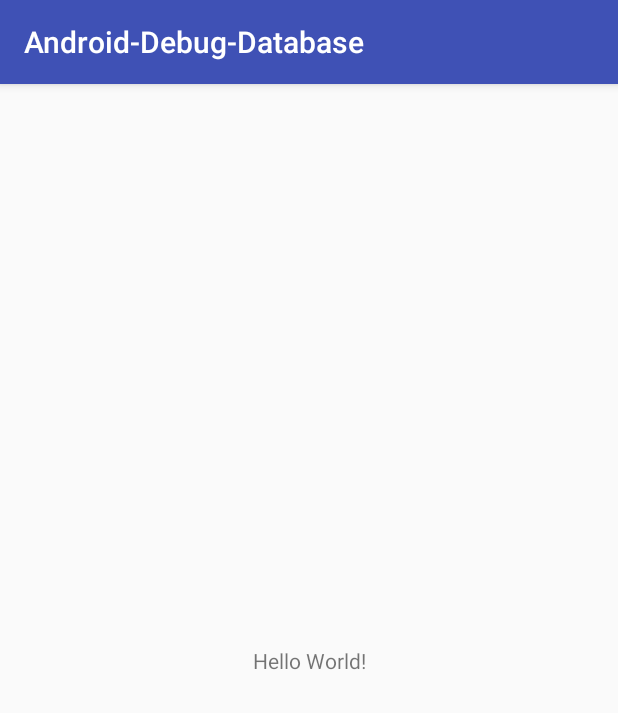
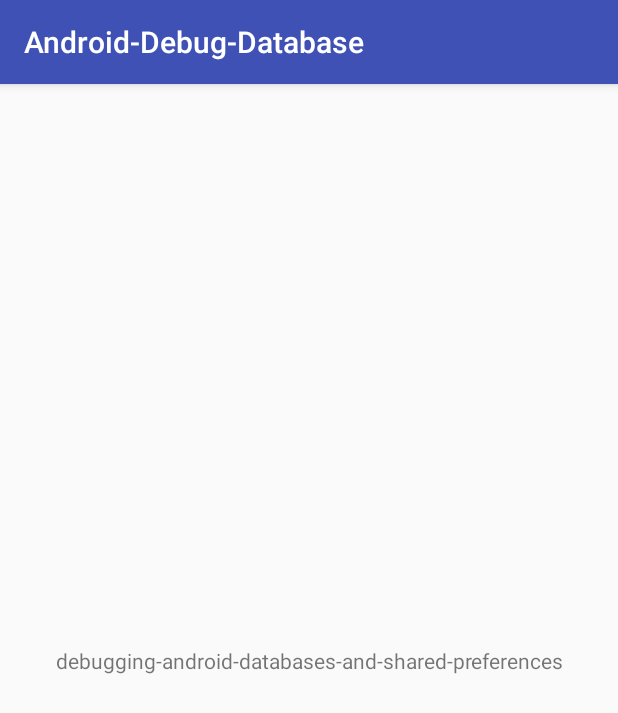
Before and after one commit to rahulmmohan/Android-Debug-Database, an Android app: the screen it shows after launch (MainActivity), on a phone screen of 412 x 824 dp. Shown: the top 713 px of the screen. Run offline under Robolectric (Android 15) with nearby library versions, the phone set to English and light mode, and no system bars.

Commit message:
sample db with values and shared preference sample

```diff
--- a/app/src/main/java/com/overrideandroid/android_debug_database/DatabaseHandler.java
+++ b/app/src/main/java/com/overrideandroid/android_debug_database/DatabaseHandler.java
@@ -14,10 +14,8 @@ public class DatabaseHandler extends SQLiteOpenHelper {
     private static final int DATABASE_VERSION = 1;
     // Database Name
     private static final String DATABASE_NAME = "contactsManager";
-
     // Contacts table name
     private static final String TABLE_CONTACTS = "contacts";
-
     // Contacts Table Columns names
     private static final String KEY_ID = "id";
     private static final String KEY_NAME = "name";
@@ -42,11 +40,9 @@ public class DatabaseHandler extends SQLiteOpenHelper {
 
     public void addContact(String name, String phone) {
         SQLiteDatabase db = this.getWritableDatabase();
-
         ContentValues values = new ContentValues();
         values.put(KEY_NAME, name); // Contact Name
         values.put(KEY_PH_NO, phone); // Contact Phone Number
-
         // Inserting Row
         db.insert(TABLE_CONTACTS, null, values);
         db.close(); // Closing database connection
--- a/app/src/main/java/com/overrideandroid/android_debug_database/MainActivity.java
+++ b/app/src/main/java/com/overrideandroid/android_debug_database/MainActivity.java
@@ -1,18 +1,30 @@
 package com.overrideandroid.android_debug_database;
 
+import android.content.Context;
+import android.content.SharedPreferences;
 import android.support.v7.app.AppCompatActivity;
 import android.os.Bundle;
 
 public class MainActivity extends AppCompatActivity {
 
+
     @Override
     protected void onCreate(Bundle savedInstanceState) {
         super.onCreate(savedInstanceState);
         setContentView(R.layout.activity_main);
+
+        //add sample rows to db
         DatabaseHandler db = new DatabaseHandler(this);
         db.addContact("Ravi", "9100000000");
         db.addContact("Srinivas", "9199999999");
         db.addContact("Tommy", "9522222222");
         db.addContact("Karthik", "9533333333");
+
+        //create a sample shared prefernce and store some values
+        SharedPreferences sharedpreferences = getSharedPreferences("PreferencesSample", Context.MODE_PRIVATE);
+        SharedPreferences.Editor editor = sharedpreferences.edit();
+        editor.putString("Name", "Ravi");
+        editor.putString("Phone", "9100000000");
+        editor.commit();
     }
 }
--- a/app/src/main/res/layout/activity_main.xml
+++ b/app/src/main/res/layout/activity_main.xml
@@ -9,7 +9,7 @@
     <TextView
         android:layout_width="wrap_content"
         android:layout_height="wrap_content"
-        android:text="Hello World!"
+        android:text="debugging-android-databases-and-shared-preferences"
         app:layout_constraintBottom_toBottomOf="parent"
         app:layout_constraintLeft_toLeftOf="parent"
         app:layout_constraintRight_toRightOf="parent"
```
